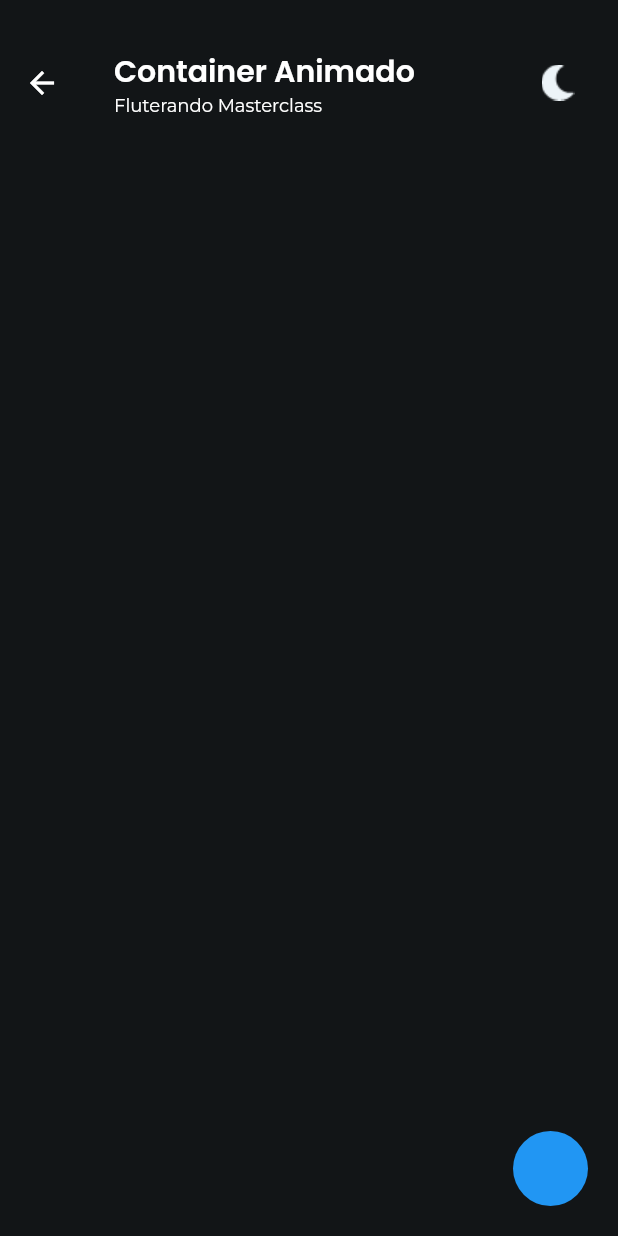
After one commit to rondonVitor/masterclass-app, a Flutter app: the AnimationsPage screen opened by its route, after a tap on an icon or button, on a phone screen of 412 x 824 dp. The commit adds this screen. Run offline on Flutter 3.47's test engine with Material 2 defaults, Android fonts, the phone set to English and light mode, and no system bars; our stand-ins replace google_fonts.

Commit message:
Added challenge 3 in animations page

```diff
--- a/lib/app_widget.dart
+++ b/lib/app_widget.dart
@@ -2,6 +2,7 @@ import 'package:flutter/material.dart';
 import 'package:masterclass_app/modules/animations/animations_page.dart';
 import 'package:masterclass_app/modules/animations/challenge1/animations_challenge1_page.dart';
 import 'package:masterclass_app/modules/animations/challenge2/animations_challenge2_page.dart';
+import 'package:masterclass_app/modules/animations/challenge3/animations_challenge3_page.dart';
 import 'package:masterclass_app/modules/home/home_page.dart';
 import 'package:masterclass_app/shared/themes/app_colors.dart';
 
@@ -22,6 +23,7 @@ class AppWidget extends StatelessWidget {
         "/animations": (context) => const AnimationsPage(),
         "/animations/challenge1": (context) => const AnimationsChallenge1Page(),
         "/animations/challenge2": (context) => const AnimationsChallenge2Page(),
+        "/animations/challenge3": (context) => const AnimationsChallenge3Page(),
       },
     );
   }
--- a/lib/modules/animations/animations_page.dart
+++ b/lib/modules/animations/animations_page.dart
@@ -24,13 +24,18 @@ class AnimationsPage extends StatelessWidget {
             children: const [
               ExerciseWidget(
                 numberExercise: '1',
-                titleExercise: 'Challenge 01',
+                titleExercise: 'Desafio 01 (implicita)',
                 urlRedirect: '/animations/challenge1',
               ),
               ExerciseWidget(
                 numberExercise: '2',
-                titleExercise: 'Challenge 02',
+                titleExercise: 'Desafio 02 (implicita)',
                 urlRedirect: '/animations/challenge2',
+              ),
+              ExerciseWidget(
+                numberExercise: '3',
+                titleExercise: 'Desafio 03 (controlada)',
+                urlRedirect: '/animations/challenge3',
               ),
             ],
           ),
--- a/lib/modules/animations/challenge2/animations_challenge2_page.dart
+++ b/lib/modules/animations/challenge2/animations_challenge2_page.dart
@@ -29,7 +29,7 @@ class _AnimationsChallenge2PageState extends State<AnimationsChallenge2Page> {
           color: AppColors.background,
           child: SingleChildScrollView(
             child: Column(
-              children: [
+              children: const [
                 ListTileAnimationsPage(),
                 ListTileAnimationsPage(),
                 ListTileAnimationsPage(),
--- /dev/null
+++ b/lib/modules/animations/challenge3/animations_challenge3_page.dart
@@ -0,0 +1,105 @@
+import 'package:flutter/material.dart';
+import 'package:masterclass_app/shared/themes/app_colors.dart';
+import 'package:masterclass_app/shared/widgets/base_app_bar_widget.dart';
+
+class AnimationsChallenge3Page extends StatefulWidget {
+  const AnimationsChallenge3Page({Key? key}) : super(key: key);
+
+  @override
+  _AnimationsChallenge3PagePage createState() =>
+      _AnimationsChallenge3PagePage();
+}
+
+class _AnimationsChallenge3PagePage extends State<AnimationsChallenge3Page>
+    with TickerProviderStateMixin {
+  bool isExpanded = false;
+  final duration = const Duration(seconds: 1);
+
+  late AnimationController controller;
+  late Animation<Size?> sizeAnimation;
+  late Animation<Color?> colorAnimation;
+  late Animation<BorderRadius?> borderRadiusAnimation;
+  late Animation<Alignment?> alignmentAnimation;
+
+  void toggle() {
+    if (controller.value == 0) {
+      controller.forward();
+    } else {
+      controller.reverse();
+    }
+  }
+
+  @override
+  void initState() {
+    super.initState();
+    controller = AnimationController(
+      vsync: this,
+      duration: const Duration(seconds: 1),
+    );
+
+    sizeAnimation = SizeTween(
+      begin: const Size(50, 50),
+      end: const Size(200, 50),
+    ).animate(controller);
+
+    colorAnimation = ColorTween(
+      begin: Colors.blue,
+      end: Colors.red,
+    ).animate(controller);
+
+    borderRadiusAnimation = BorderRadiusTween(
+      begin: BorderRadius.circular(25),
+      end: BorderRadius.circular(0),
+    ).animate(controller);
+
+    alignmentAnimation = AlignmentTween(
+      begin: Alignment.bottomRight,
+      end: Alignment.topCenter,
+    ).animate(controller);
+  }
+
+  @override
+  void dispose() {
+    super.dispose();
+    controller.dispose();
+  }
+
+  @override
+  Widget build(BuildContext context) {
+    return Scaffold(
+      appBar: BaseAppBarWidget(
+        imgLogo: false,
+        appBar: AppBar(),
+        title: 'Container Animado\n',
+      ),
+      body: Container(
+        width: double.infinity,
+        height: double.infinity,
+        color: AppColors.background,
+        child: Padding(
+          padding: const EdgeInsets.all(20),
+          child: AnimatedBuilder(
+              animation: controller,
+              builder: (context, child) {
+                return Align(
+                  alignment: alignmentAnimation.value!,
+                  child: GestureDetector(
+                    onTap: () {
+                      toggle();
+                    },
+                    child: Container(
+                      decoration: BoxDecoration(
+                        color: colorAnimation.value,
+                        borderRadius: borderRadiusAnimation.value,
+                      ),
+                      width: sizeAnimation.value?.width,
+                      height: sizeAnimation.value?.height,
+                    ),
+                  ),
+                );
+              }),
+        ),
+      ),
+    );
+  }
+}
```
